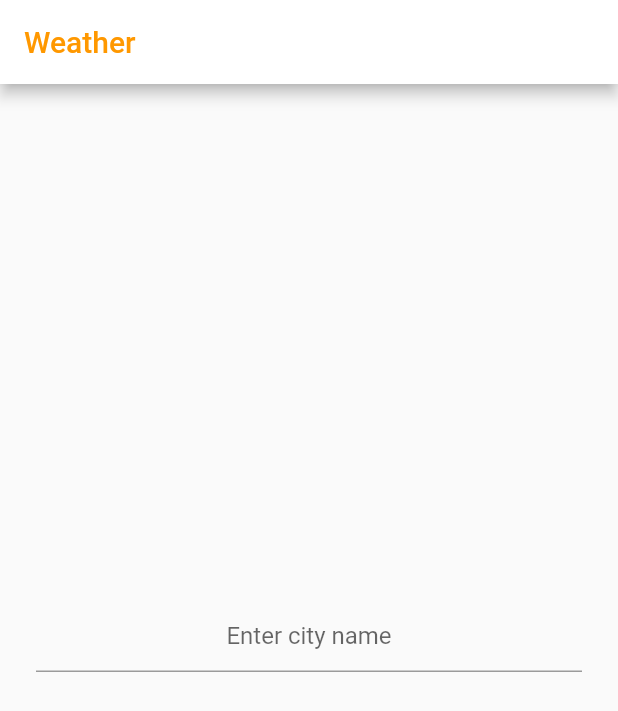
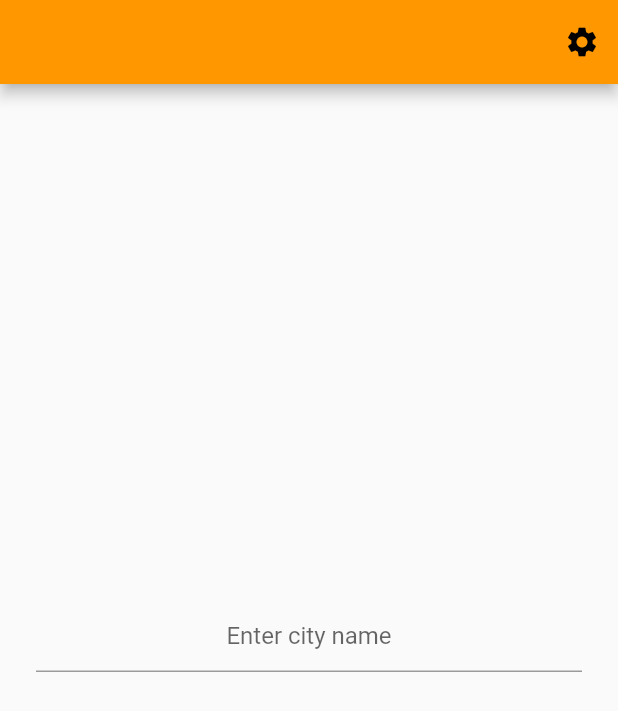
Before and after one commit to Phystro/weather-app, a Flutter app: the screen it shows after launch, on a phone screen of 412 x 824 dp. Shown: the top 711 px of the screen. Run offline on Flutter 3.47's test engine with Material 2 defaults, Android fonts, the phone set to English and light mode, and no system bars; our stand-ins replace dartz, equatable, flutter_bloc, get_it, rxdart.

Commit message:
add: WIP settings

```diff
--- a/lib/src/presentation/pages/weather_page.dart
+++ b/lib/src/presentation/pages/weather_page.dart
@@ -1,5 +1,6 @@
 import 'package:flutter/material.dart';
 import 'package:flutter_bloc/flutter_bloc.dart';
+import 'package:weather_app/src/presentation/pages/settings_page.dart';
 
 import '../../application/bloc/weather/weather_bloc.dart';
 import '../../application/bloc/weather/weather_event.dart';
@@ -9,15 +10,28 @@ import '../../utils/constants.dart';
 class WeatherPage extends StatelessWidget {
   const WeatherPage({Key? key}) : super(key: key);
 
+  static const routeName = "/";
+
   @override
   Widget build(BuildContext context) {
     return Scaffold(
       appBar: AppBar(
-        backgroundColor: Colors.white,
+        // backgroundColor: Colors.white,
         title: Text(
           'Weather',
           style: TextStyle(color: Colors.orange),
         ),
+        actions: [
+          IconButton(
+            icon: const Icon(Icons.settings),
+            onPressed: () {
+              /// Navigate to the settings page. If user leaves and returns to
+              /// the app after it has been killed while running in the background,
+              /// the navigation stack is restored.
+              Navigator.restorablePushNamed(context, SettingsPage.routeName);
+            },
+          ),
+        ],
       ),
       body: Padding(
         padding: const EdgeInsets.all(24.0),
@@ -83,7 +97,7 @@ class WeatherPage extends StatelessWidget {
                             Padding(
                               padding: const EdgeInsets.all(8.0),
                               child: Text(
-                                'Temperature',
+                                'Temperature (C)',
                                 style: TextStyle(
                                   fontSize: 16.0,
                                   letterSpacing: 1.2,
@@ -106,7 +120,7 @@ class WeatherPage extends StatelessWidget {
                             Padding(
                               padding: const EdgeInsets.all(8.0),
                               child: Text(
-                                'Pressure',
+                                'Pressure (hPa)',
                                 style: TextStyle(
                                   fontSize: 16.0,
                                   letterSpacing: 1.2,
@@ -128,7 +142,7 @@ class WeatherPage extends StatelessWidget {
                             Padding(
                               padding: const EdgeInsets.all(8.0),
                               child: Text(
-                                'Humidity',
+                                'Humidity (%)',
                                 style: TextStyle(
                                   fontSize: 16.0,
                                   letterSpacing: 1.2,
--- a/lib/src/utils/constants.dart
+++ b/lib/src/utils/constants.dart
@@ -2,7 +2,7 @@ class Urls {
   static const String baseUrl = 'https://api.openweathermap.org/data/2.5';
   static const String apiKey = 'cc95d932d5a45d33a9527d5019475f2c';
   static String currentWeatherByName(String city) =>
-      '$baseUrl/weather?q=$city&appid=$apiKey';
+      '$baseUrl/weather?q=$city&units=metric&appid=$apiKey';
   static String weatherIcon(String iconCode) =>
       'http://openweathermap.org/img/wn/$iconCode@2x.png';
 }
```
Also changed, not shown: lib/src/infrastructure/services/settings_service.dart (added, +13 -0 lines), lib/src/presentation/pages/settings_page.dart (added, +14 -0 lines).
